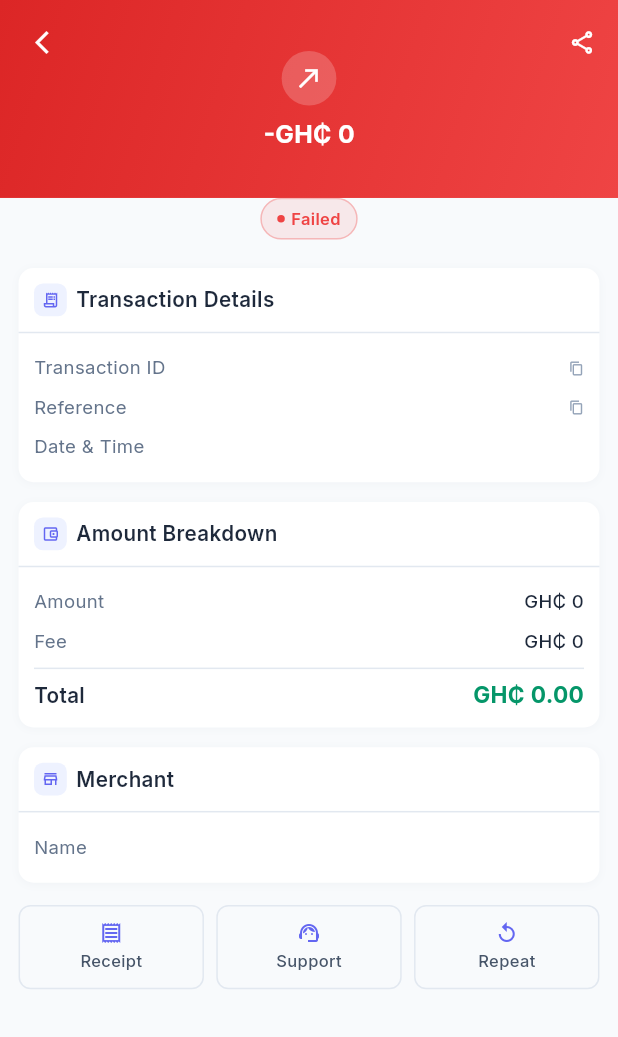
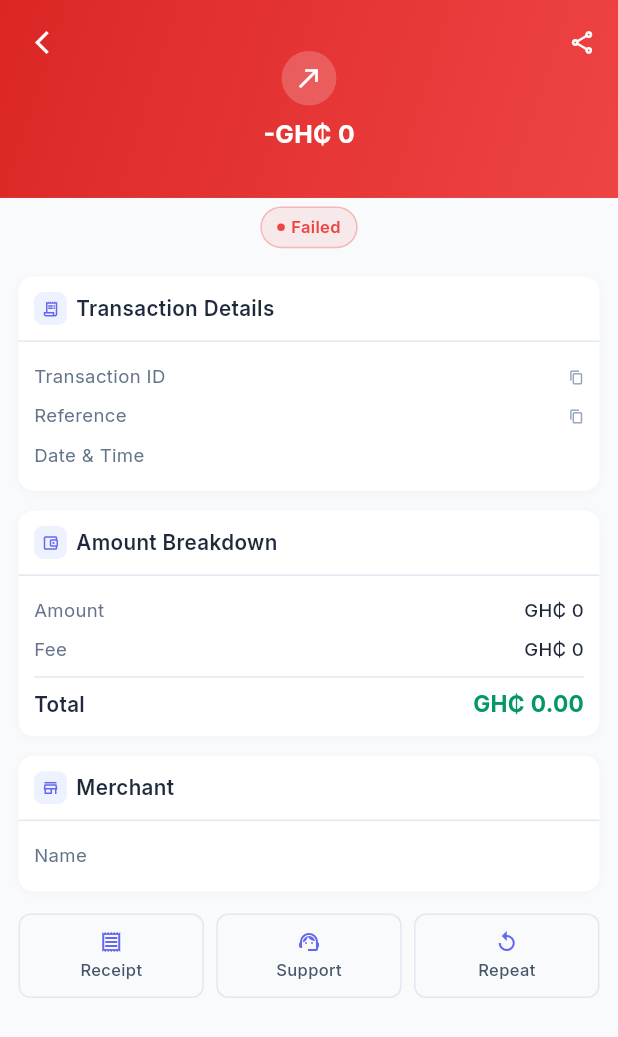
Before and after one commit to Cyrilkwashie/bankingsuperapp, a Flutter app: the AgencyTransactionDetailScreen screen opened directly with empty values, on a phone screen of 412 x 824 dp. Shown: the top 1037 px of the screen. Run offline on Flutter 3.47's test engine with Material 3 defaults, Android fonts, the phone set to English and light mode, and no system bars; our stand-ins replace connectivity_plus, google_fonts, local_auth, shared_preferences, sizer; missing offline and left inert: mobile_scanner, universal_html; accounts and stored records are empty.

Commit message:
fix: update margin for status pill in transaction detail screens

```diff
--- a/lib/presentation/agency/transactions/agency_transaction_detail_screen.dart
+++ b/lib/presentation/agency/transactions/agency_transaction_detail_screen.dart
@@ -124,7 +124,7 @@ class AgencyTransactionDetailScreen extends StatelessWidget {
                     // Status Pill
                     Center(
                       child: Container(
-                        margin: EdgeInsets.only(top: 1.5.h),
+                        margin: EdgeInsets.only(top: 2.2.h),
                         padding: EdgeInsets.symmetric(
                           horizontal: 2.5.w,
                           vertical: 0.6.h,
--- a/lib/presentation/merchant/transactions/merchant_transaction_detail_screen.dart
+++ b/lib/presentation/merchant/transactions/merchant_transaction_detail_screen.dart
@@ -118,7 +118,7 @@ class MerchantTransactionDetailScreen extends StatelessWidget {
                     // Settlement Status Pill
                     Center(
                       child: Container(
-                        margin: EdgeInsets.only(top: 1.5.h),
+                        margin: EdgeInsets.only(top: 2.2.h),
                         padding: EdgeInsets.symmetric(
                           horizontal: 2.5.w,
                           vertical: 0.6.h,
--- a/lib/presentation/smart_branch/transactions/smart_branch_transaction_detail_screen.dart
+++ b/lib/presentation/smart_branch/transactions/smart_branch_transaction_detail_screen.dart
@@ -127,7 +127,7 @@ class SmartBranchTransactionDetailScreen extends StatelessWidget {
                     // Status Pill
                     Center(
                       child: Container(
-                        margin: EdgeInsets.only(top: 1.5.h),
+                        margin: EdgeInsets.only(top: 2.2.h),
                         padding: EdgeInsets.symmetric(
                           horizontal: 2.5.w,
                           vertical: 0.6.h,
```
